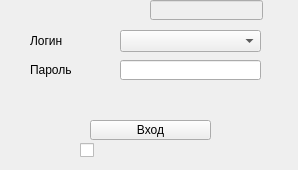
VITALIIKRIVEL/HeatCounter, file dialoglogindatabase.ui: the form before one commit.
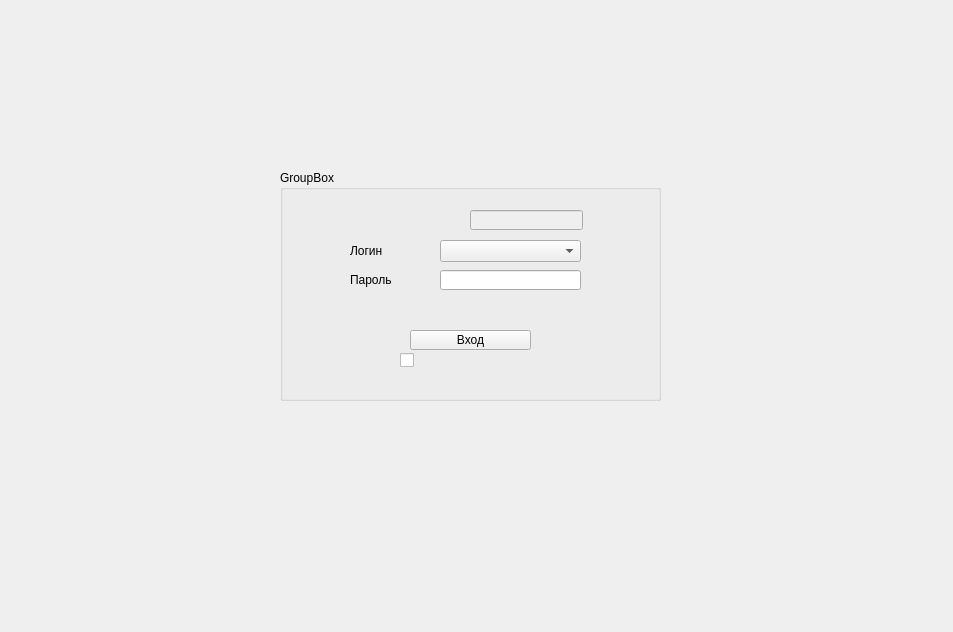
The form after the commit.

Diff of the .ui file:
```diff
--- a/dialoglogindatabase.ui
+++ b/dialoglogindatabase.ui
@@ -6,57 +6,56 @@
    <rect>
     <x>0</x>
     <y>0</y>
-    <width>298</width>
-    <height>170</height>
+    <width>953</width>
+    <height>632</height>
    </rect>
   </property>
   <property name="windowTitle">
    <string>Авторизация</string>
   </property>
-  <widget class="QToolButton" name="toolButton_entrance">
+  <widget class="QGroupBox" name="groupBox">
    <property name="geometry">
     <rect>
-     <x>90</x>
-     <y>120</y>
-     <width>121</width>
-     <height>20</height>
+     <x>280</x>
+     <y>170</y>
+     <width>381</width>
+     <height>231</height>
     </rect>
    </property>
-   <property name="text">
-    <string>Вход</string>
+   <property name="title">
+    <string>GroupBox</string>
    </property>
-  </widget>
   <widget class="QLineEdit" name="lineEdit_loginDialog">
    <property name="enabled">
     <bool>false</bool>
    </property>
    <property name="geometry">
     <rect>
-     <x>150</x>
-     <y>0</y>
+      <x>190</x>
+      <y>40</y>
      <width>113</width>
      <height>20</height>
     </rect>
    </property>
   </widget>
-  <widget class="QLineEdit" name="lineEdit_passwordDialog">
+   <widget class="QCheckBox" name="checkBox_rememberLogin">
    <property name="geometry">
     <rect>
      <x>120</x>
-     <y>60</y>
-     <width>141</width>
+      <y>180</y>
+      <width>161</width>
      <height>20</height>
     </rect>
    </property>
-   <property name="echoMode">
-    <enum>QLineEdit::Password</enum>
+    <property name="text">
+     <string/>
    </property>
   </widget>
   <widget class="QLabel" name="label">
    <property name="geometry">
     <rect>
-     <x>30</x>
-     <y>30</y>
+      <x>70</x>
+      <y>70</y>
      <width>81</width>
      <height>21</height>
     </rect>
@@ -68,8 +67,8 @@
   <widget class="QLabel" name="label_2">
    <property name="geometry">
     <rect>
-     <x>30</x>
-     <y>60</y>
+      <x>70</x>
+      <y>100</y>
      <width>81</width>
      <height>20</height>
     </rect>
@@ -78,28 +77,42 @@
     <string>Пароль</string>
    </property>
   </widget>
-  <widget class="QCheckBox" name="checkBox_rememberLogin">
-   <property name="geometry">
-    <rect>
-     <x>80</x>
-     <y>140</y>
-     <width>161</width>
-     <height>20</height>
-    </rect>
-   </property>
-   <property name="text">
-    <string/>
-   </property>
-  </widget>
   <widget class="QComboBox" name="comboBox">
    <property name="geometry">
     <rect>
-     <x>120</x>
-     <y>30</y>
+      <x>160</x>
+      <y>70</y>
      <width>141</width>
      <height>22</height>
     </rect>
    </property>
+   </widget>
+   <widget class="QToolButton" name="toolButton_entrance">
+    <property name="geometry">
+     <rect>
+      <x>130</x>
+      <y>160</y>
+      <width>121</width>
+      <height>20</height>
+     </rect>
+    </property>
+    <property name="text">
+     <string>Вход</string>
+    </property>
+   </widget>
+   <widget class="QLineEdit" name="lineEdit_passwordDialog">
+    <property name="geometry">
+     <rect>
+      <x>160</x>
+      <y>100</y>
+      <width>141</width>
+      <height>20</height>
+     </rect>
+    </property>
+    <property name="echoMode">
+     <enum>QLineEdit::Password</enum>
+    </property>
+   </widget>
   </widget>
  </widget>
  <resources/>
```
Lines whose indentation alone changed are shown as unchanged.
